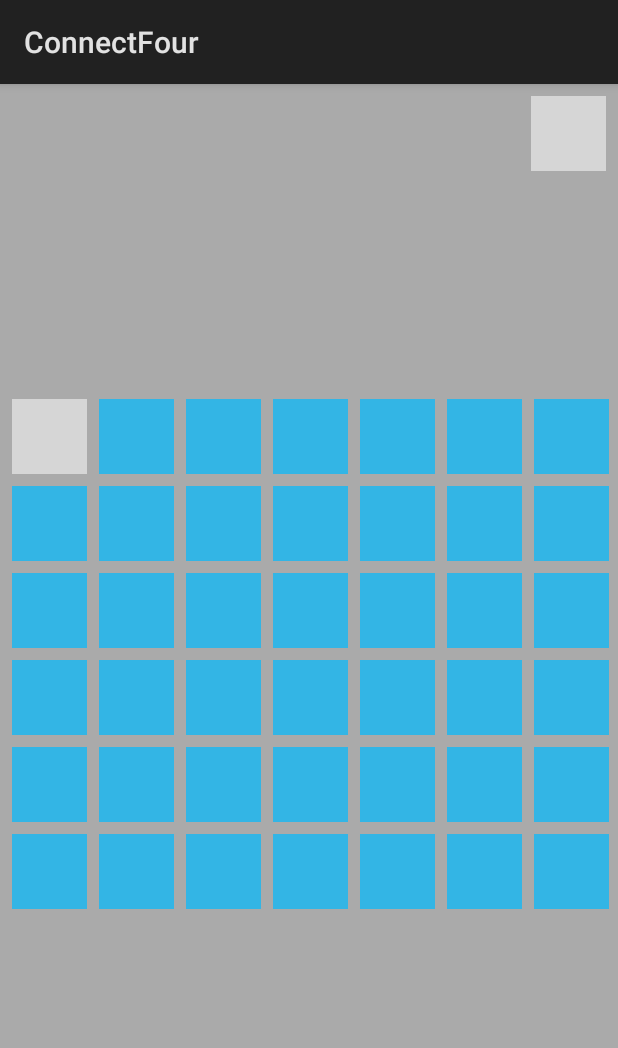
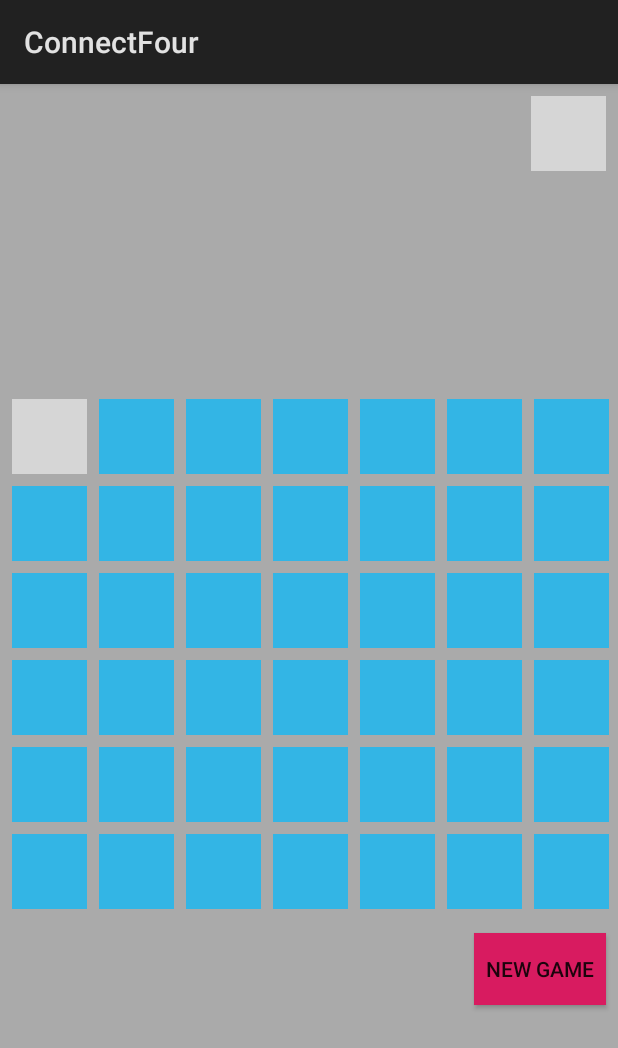
Before and after one commit to ballr73/ConnectFour, an Android app: the screen it shows after launch (MainActivity), after a tap on "Disc", on a phone screen of 412 x 824 dp. Shown: the top 1048 px of the screen. Run offline under Robolectric (Android 15) with nearby library versions, the phone set to English and light mode, and no system bars; 1 statement that could not run was skipped; grey boxes are pictures that could not be loaded.

Commit message:
refactor for game over

```diff
--- a/app/src/main/AndroidManifest.xml
+++ b/app/src/main/AndroidManifest.xml
@@ -9,7 +9,7 @@
         android:roundIcon="@mipmap/ic_launcher_round"
         android:supportsRtl="true"
         android:theme="@style/AppTheme">
-        <activity android:name=".MainActivity">
+        <activity android:name=".MainActivity" android:screenOrientation="portrait">
             <intent-filter>
                 <action android:name="android.intent.action.MAIN" />
 
--- a/app/src/main/java/com/coder73/connectfour/Game.java
+++ b/app/src/main/java/com/coder73/connectfour/Game.java
@@ -4,9 +4,8 @@ public class Game {
     private final GameListener _listener;
     private Disc[][] _board;
     Disc _disc = Disc.NONE;
-
     Disc _winner = Disc.NONE;
-
+    boolean _gameOver = false;
     public Disc getDisc() {
 
         return _disc;
@@ -18,13 +17,13 @@ public class Game {
 
     public Game(GameListener listener) {
         _listener = listener;
-        newGame();
     }
 
     public void newGame(){
         _board = new Disc[7][6];
         _disc = Disc.RED;
         _winner = Disc.NONE;
+        _gameOver = false;
 
         for(int col = 0; col < 7; col++){
             for(int row = 0; row < 6; row ++) {
@@ -37,6 +36,13 @@ public class Game {
 
         boolean result = false;
 
+        if(_gameOver) {
+            if(_listener != null) {
+                _listener.gameOver(_winner);
+            }
+            return false;
+        }
+
         for (int row = 0; row < 6; row ++) {
             if(_board[column][row] == Disc.NONE){
 
@@ -46,15 +52,19 @@ public class Game {
                     _winner = _disc;
                     if(_listener != null) {
                         _listener.gameOver(_winner);
+                        _gameOver = true;
+                        result = true;
                     }
                 }
+                else {
 
-                if(_disc == Disc.RED) {
-                    _disc = Disc.YELLOW;
-                } else {
-                    _disc = Disc.RED;
+                    if (_disc == Disc.RED) {
+                        _disc = Disc.YELLOW;
+                    } else {
+                        _disc = Disc.RED;
+                    }
+                    result = true;
                 }
-                result = true;
                 break;
             }
         }
--- a/app/src/main/java/com/coder73/connectfour/MainActivity.java
+++ b/app/src/main/java/com/coder73/connectfour/MainActivity.java
@@ -12,12 +12,13 @@ import java.util.Random;
 
 public class MainActivity extends Activity implements GameListener {
     Game _game = new Game(this);
+    android.support.v7.widget.GridLayout _layout;
 
     @Override
     protected void onCreate(Bundle savedInstanceState) {
         super.onCreate(savedInstanceState);
         setContentView(R.layout.activity_main);
-
+        resetGame();
         setNextDiscImageView();
     }
 
@@ -40,16 +41,14 @@ public class MainActivity extends Activity implements GameListener {
     @Override
     public void gameOver(Disc winner) {
         Toast.makeText(this, "Game Over." + winner.toString() + " wins!", Toast.LENGTH_LONG).show();
-        _game.newGame();
     }
 
     public void playButtonOnClick(View view) {
         Disc disc = _game._disc;
         int col = Integer.parseInt(view.getTag().toString());
-        Toast.makeText(this, String.format("%s Playing column %d", disc.toString(), col), Toast.LENGTH_SHORT).show();
-
 
         if(_game.play(col)) {
+            Toast.makeText(this, String.format("%s Playing column %d", disc.toString(), col), Toast.LENGTH_SHORT).show();
             ImageView imageView = (ImageView) view;
             imageView.setTranslationY(-1000f);
 
@@ -64,6 +63,17 @@ public class MainActivity extends Activity implements GameListener {
 
             setNextDiscImageView();
         }
+    }
 
+    public void newGameButtonOnClick(View view) {
+        resetGame();
+    }
+
+    private void resetGame() {
+        _game.newGame();
+        for(int x = 0; x < _layout.getChildCount(); x++) {
+            ImageView imageView = (ImageView) _layout.getChildAt(x);
+            imageView.setImageResource(R.color.colorPrimary);
+        }
     }
 }
--- a/app/src/main/res/layout/activity_main.xml
+++ b/app/src/main/res/layout/activity_main.xml
@@ -579,4 +579,16 @@
 
 
     </android.support.v7.widget.GridLayout>
+
+    <Button
+        android:id="@+id/button"
+        android:background="@color/colorAccent"
+        android:layout_width="wrap_content"
+        android:layout_height="wrap_content"
+        android:layout_marginTop="8dp"
+        android:layout_marginEnd="8dp"
+        android:text="@string/new_game"
+        app:layout_constraintEnd_toEndOf="parent"
+        android:onClick="newGameButtonOnClick"
+        app:layout_constraintTop_toBottomOf="@+id/gridLayout" />
 </android.support.constraint.ConstraintLayout>
--- a/app/src/main/res/values/strings.xml
+++ b/app/src/main/res/values/strings.xml
@@ -1,4 +1,5 @@
 <resources>
     <string name="app_name">ConnectFour</string>
     <string name="disc">Disc</string>
+    <string name="new_game">New Game</string>
 </resources>
```
Also changed, not shown: 1 other file.
